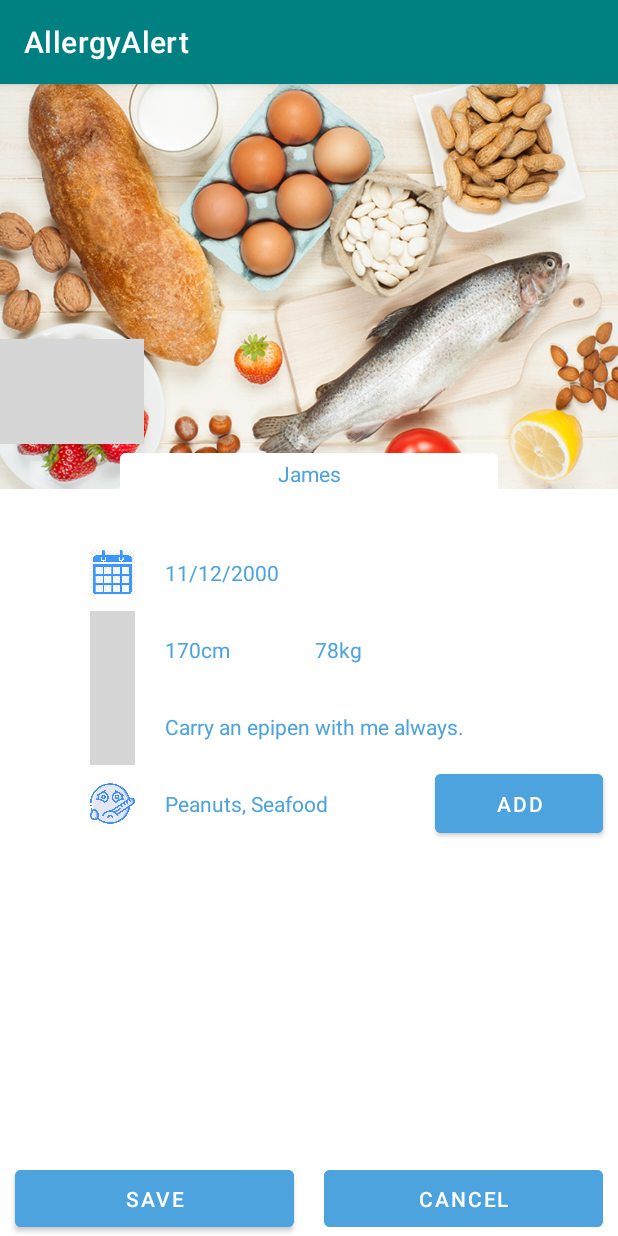
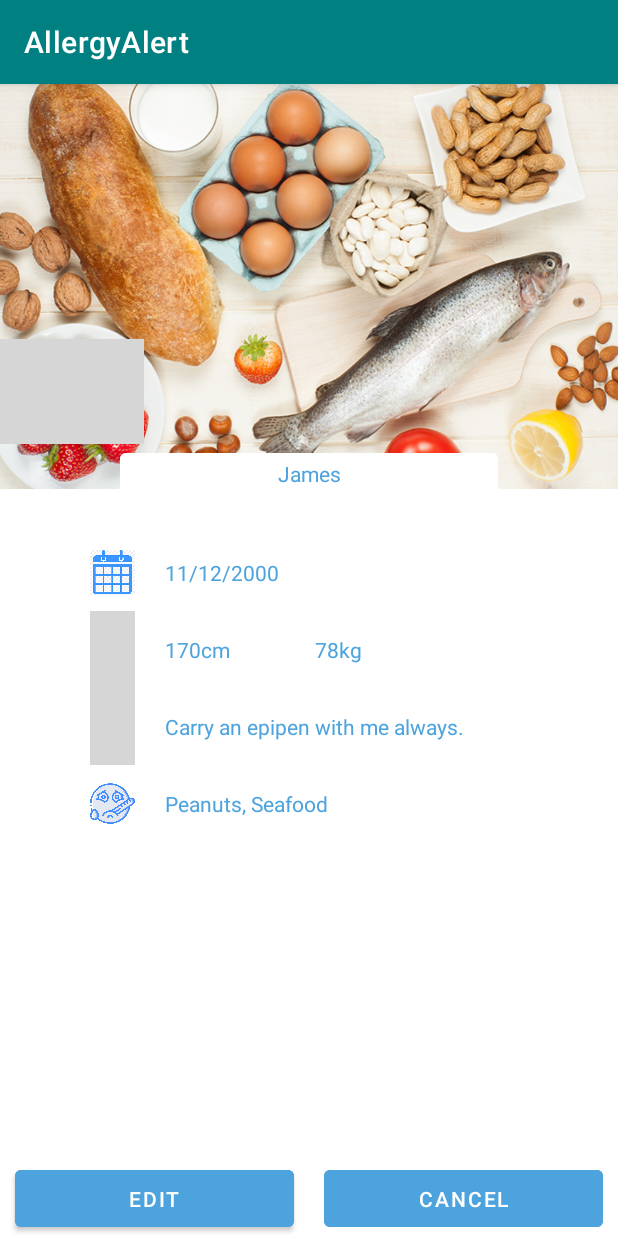
Before and after one commit to LeoBueno15/AllergyAlert, an Android app: the screen it shows after launch (ProfilesView), after a tap on "Profile 1", on a phone screen of 412 x 824 dp. Run offline under Robolectric (Android 15) with nearby library versions, the phone set to English and light mode, and no system bars; our stand-ins replace Firebase (no records; nobody signed in at launch, a user with empty details on screens opened directly), navigation-ui; grey boxes are pictures that could not be loaded.

Commit message:
integrated edit button of profiles_view to open add_profile

```diff
--- a/app/src/main/java/com/example/allergyalert/ui/profiles/ProfilesView.kt
+++ b/app/src/main/java/com/example/allergyalert/ui/profiles/ProfilesView.kt
@@ -7,14 +7,16 @@ import android.os.Bundle
 import android.widget.Button
 import android.widget.TextView
 import androidx.appcompat.app.AppCompatActivity
+import com.example.allergyalert.MainActivity
 import com.example.allergyalert.R
+import com.example.allergyalert.ui.checkproduct.ProductInformation
 
 
 class ProfilesView : AppCompatActivity() {
 
     lateinit var cancelButton: Button
-    lateinit var saveButton: Button
-    lateinit var profile_data: ArrayList<String>
+    lateinit var editButton: Button
+    lateinit var profile_data: Array<String>
 
     override fun onCreate(savedInstanceState: Bundle?) {
         super.onCreate(savedInstanceState)
@@ -52,11 +54,14 @@ class ProfilesView : AppCompatActivity() {
                 data.setText(profile_data[i].toString())
             }
 
-            saveButton = findViewById(R.id.save_profile)
+            editButton = findViewById(R.id.save_profile)
             cancelButton = findViewById(R.id.cancel_profile)
 
-            saveButton.setOnClickListener {
-                finish()
+            editButton.setOnClickListener {
+                val intent = Intent(this, AddProfile::class.java)
+                    .putExtra("profile data", profile_data)
+
+                this.startActivity(intent)
             }
 
             cancelButton.setOnClickListener {
--- a/app/src/main/res/layout/activity_profiles_view.xml
+++ b/app/src/main/res/layout/activity_profiles_view.xml
@@ -61,6 +61,7 @@
 
 
                 <EditText
+                    android:enabled="false"
                     android:id="@+id/name_entry"
                     android:layout_width="fill_parent"
                     android:layout_height="wrap_content"
@@ -68,8 +69,8 @@
                     android:layout_marginTop="250dp"
                     android:background="@null"
                     android:fontFamily="roboto"
+                    android:inputType="none"
                     android:text="Add Name"
-                    android:inputType="text"
                     android:textAlignment="center"
                     android:textColor="@color/blue"
                     android:textSize="14dp" />
@@ -92,6 +93,7 @@
                 </ImageView>
 
                 <EditText
+                    android:enabled="false"
                     android:id="@+id/dob"
                     android:layout_width="fill_parent"
                     android:layout_height="match_parent"
@@ -126,6 +128,7 @@
 
                 <EditText
                     android:id="@+id/height"
+                    android:enabled="false"
                     android:layout_width="80dp"
                     android:layout_height="match_parent"
                     android:layout_marginHorizontal="20dp"
@@ -139,12 +142,13 @@
                     />
 
                 <EditText
+                    android:enabled="false"
                     android:id="@+id/weight"
                     android:layout_width="80dp"
                     android:layout_height="match_parent"
                     android:textAlignment="textStart"
                     android:fontFamily="roboto"
-                    android:inputType="text"
+                    android:inputType="none"
                     android:hint="Weight in kg"
                     android:textColor="@color/blue"
                     android:textSize="14dp"
@@ -169,13 +173,14 @@
                 </ImageView>
 
                 <EditText
+                    android:enabled="false"
                     android:id="@+id/notesText"
                     android:layout_width="fill_parent"
                     android:layout_height="match_parent"
                     android:layout_marginHorizontal="20dp"
                     android:textAlignment="textStart"
                     android:fontFamily="roboto"
-                    android:inputType="text"
+                    android:inputType="none"
                     android:hint="Enter relevant notes e.g. medical history"
                     android:textColor="@color/blue"
                     android:textSize="14dp"
@@ -201,31 +206,20 @@
                 </ImageView>
 
                 <EditText
+                    android:enabled="false"
                     android:id="@+id/allergy_entry"
-                    android:layout_width="150dp"
+                    android:layout_width="fill_parent"
                     android:layout_height="match_parent"
                     android:text="Add allergens"
                     android:layout_marginHorizontal="20dp"
                     android:textAlignment="textStart"
                     android:fontFamily="roboto"
-                    android:inputType="text"
+                    android:inputType="none"
                     android:textColor="@color/blue"
                     android:textSize="14dp"
                     android:background="@null"
                     />
 
-                <Button
-                    android:id="@+id/add_allergy"
-                    android:layout_width="70dp"
-                    android:layout_height="match_parent"
-                    android:layout_marginHorizontal="10dp"
-                    android:layout_weight="1"
-                    android:backgroundTint="@color/blue"
-                    android:src="@drawable/food"
-                    android:text="add"
-                    android:textColor="@color/white"
-                    android:layout_gravity="bottom"
-                    />
 
             </LinearLayout>
             <LinearLayout
@@ -241,7 +235,7 @@
                     android:layout_weight="1"
                     android:backgroundTint="@color/blue"
                     android:src="@drawable/food"
-                    android:text="@string/save_button"
+                    android:text="Edit"
                     android:textColor="@color/white"
                     android:layout_gravity="bottom"
                     />
```
Also changed, not shown: app/src/main/java/com/example/allergyalert/ui/checkproduct/SearchProduct.kt (+5 -3 lines), app/src/main/java/com/example/allergyalert/ui/profiles/AddProfile.kt (+36 -5 lines).
